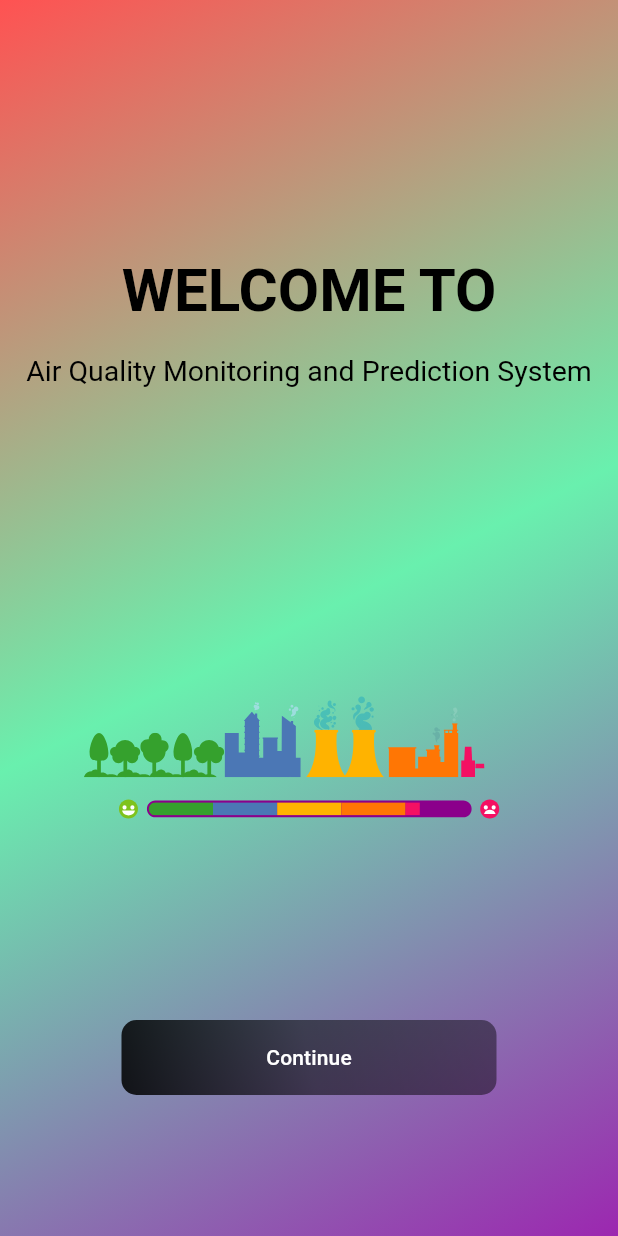
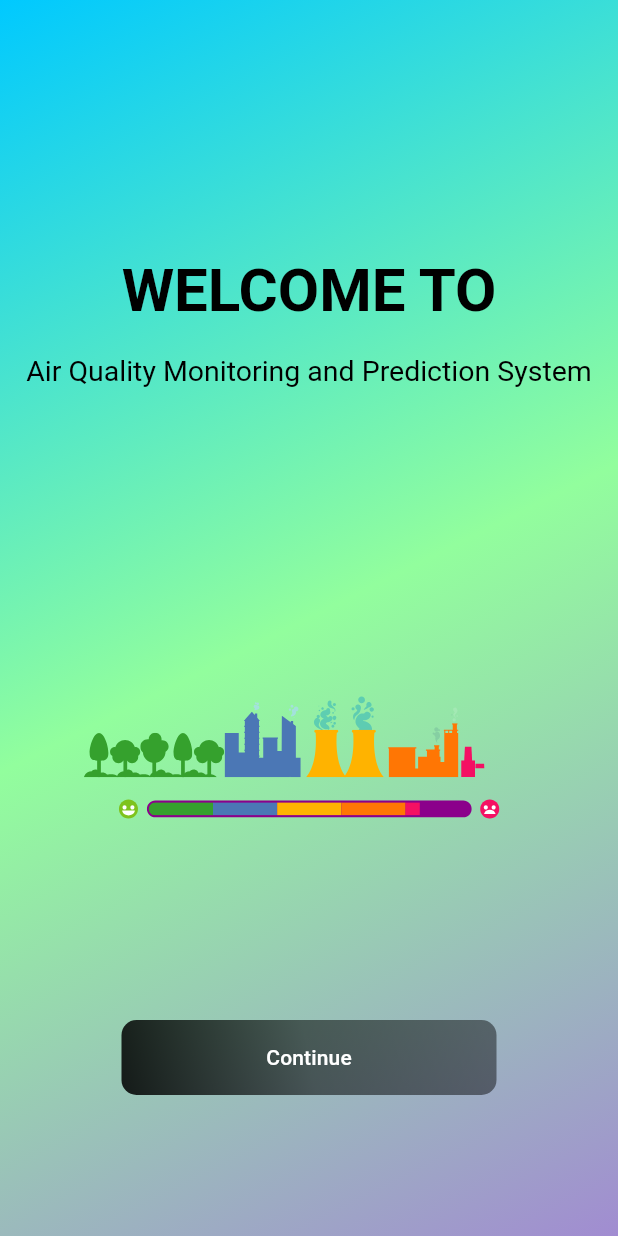
Before and after one commit to dikshantadi/AQMPS, a Flutter app: the screen it shows after launch, on a phone screen of 412 x 824 dp. Run offline on Flutter 3.47's test engine with Material 3 defaults, Android fonts, the light colour scheme and no system bars; our stand-ins replace lottie.

Commit message:
Color and Name

```diff
--- a/aqmps/lib/Startpg.dart
+++ b/aqmps/lib/Startpg.dart
@@ -18,10 +18,13 @@ class _StartpgState extends State<Startpg> {
       body: Container(
         decoration: const BoxDecoration(
           gradient: LinearGradient(
-            begin: Alignment.topLeft,
-            end: Alignment.bottomRight,
-            colors: [Colors.redAccent, Colors.greenAccent, Colors.purple],
-          ),
+              begin: Alignment.topLeft,
+              end: Alignment.bottomRight,
+              colors: [
+                Color(0xFF00C9FF), //light sky blue
+                Color(0xFF92FE9D), //light green
+                Color(0xFFA18CD1), //soft lavandar
+              ]),
         ),
         child: Center(
           child: Column(
```
Also changed, not shown: 1 other file.
